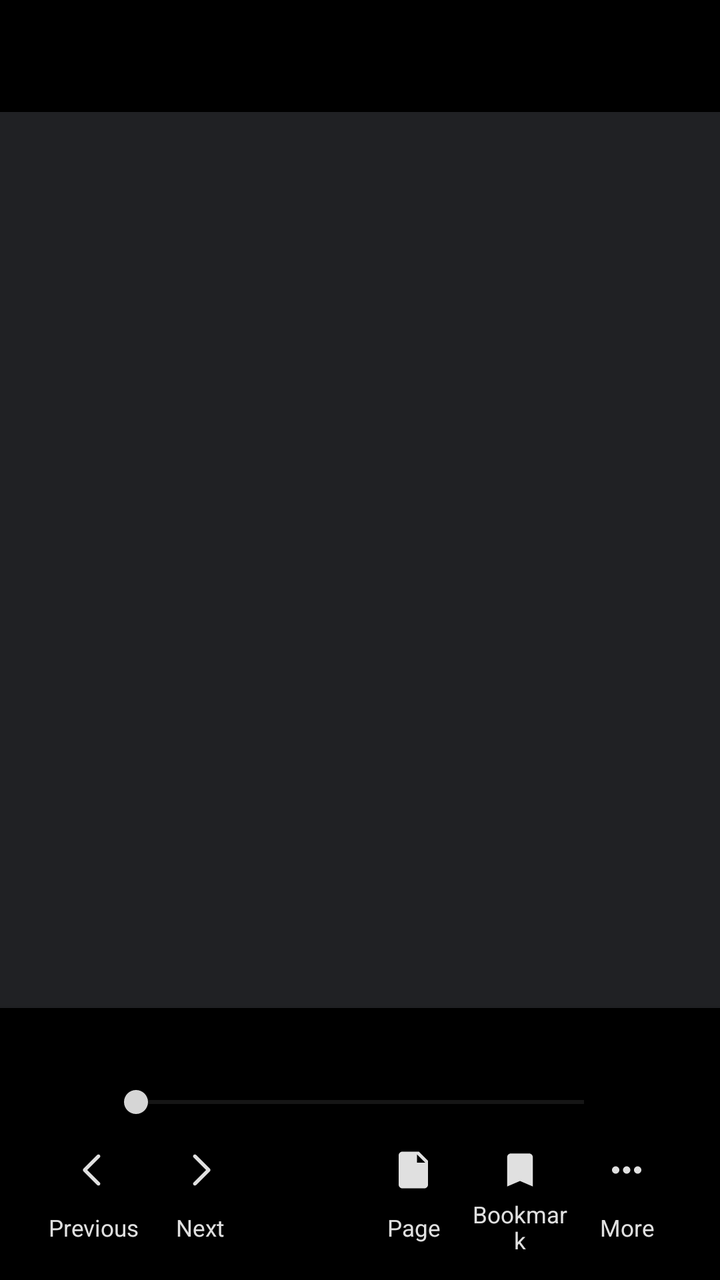
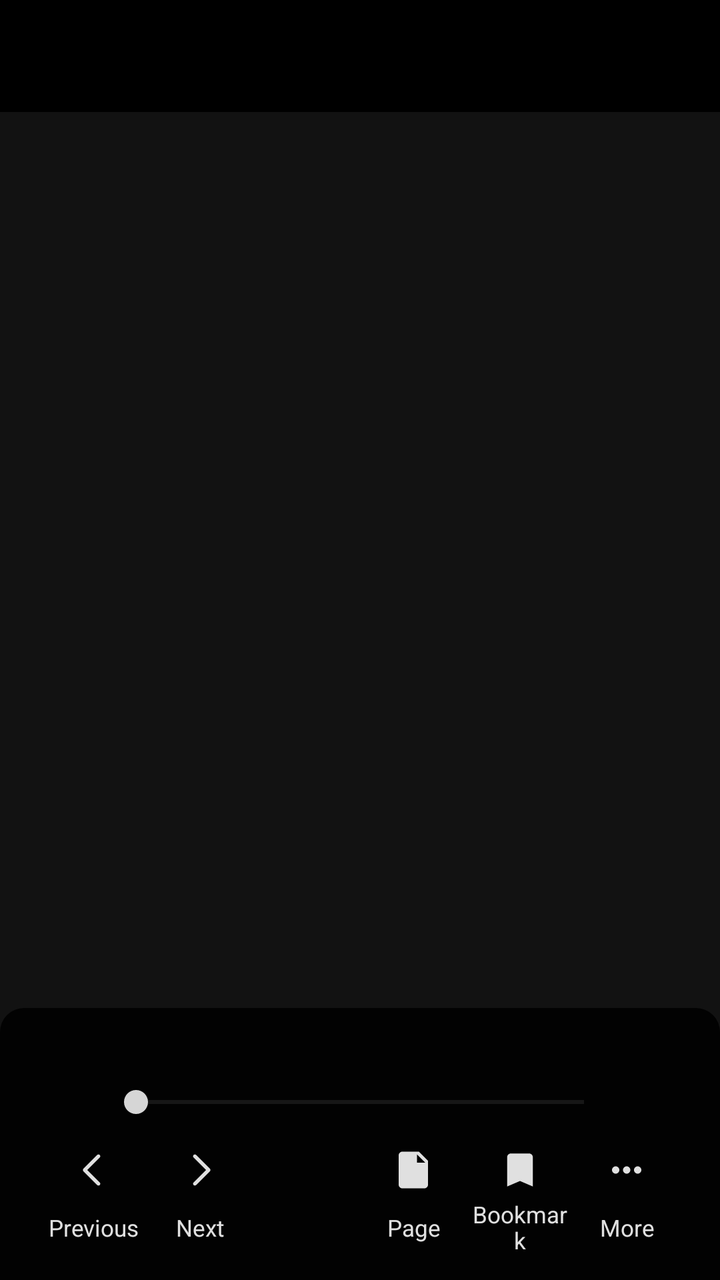

Compare the two renders of this Android layout. The source of the first and the diff that turns it into the second are given below.
<!-- AndroidManifest.xml: application theme Theme.TextViewReader -->
<!-- res/layout/activity_pdf_reader.xml -->
<?xml version="1.0" encoding="utf-8"?>
<LinearLayout xmlns:android="http://schemas.android.com/apk/res/android"
    xmlns:app="http://schemas.android.com/apk/res-auto"
    android:id="@+id/pdf_root"
    android:layout_width="match_parent"
    android:layout_height="match_parent"
    android:background="#000000"
    android:orientation="vertical">

    <com.google.android.material.appbar.AppBarLayout
        android:id="@+id/pdf_appbar"
        android:layout_width="match_parent"
        android:layout_height="wrap_content"
        android:background="#000000">

        <androidx.appcompat.widget.Toolbar
            android:id="@+id/toolbar"
            android:layout_width="match_parent"
            android:layout_height="?attr/actionBarSize"
            android:background="#000000"
            app:titleTextColor="#FFFFFFFF" />

        <TextView
            android:id="@+id/pdf_top_page_status"
            android:layout_width="match_parent"
            android:layout_height="34dp"
            android:background="#121212"
            android:gravity="center"
            android:paddingBottom="8dp"
            android:textColor="#E0E0E0"
            android:textSize="12sp"
            android:textStyle="bold"
            android:visibility="gone" />

    </com.google.android.material.appbar.AppBarLayout>

    <FrameLayout
        android:id="@+id/pdf_viewport"
        android:layout_width="match_parent"
        android:layout_height="0dp"
        android:layout_weight="1"
        android:background="#202124">

        <HorizontalScrollView
            android:id="@+id/pdf_h_scroll"
            android:layout_width="match_parent"
            android:layout_height="match_parent"
            android:fillViewport="true">

            <ScrollView
                android:id="@+id/pdf_v_scroll"
                android:layout_width="wrap_content"
                android:layout_height="match_parent"
                android:fillViewport="true">

                <ImageView
                    android:id="@+id/pdf_page_image"
                    android:layout_width="wrap_content"
                    android:layout_height="wrap_content"
                    android:layout_gravity="center_horizontal"
                    android:adjustViewBounds="true"
                    android:background="#FFFFFFFF"
                    android:contentDescription="@string/pdf_page"
                    android:padding="0dp" />

            </ScrollView>
        </HorizontalScrollView>

        <androidx.recyclerview.widget.RecyclerView
            android:id="@+id/pdf_continuous_list"
            android:layout_width="match_parent"
            android:layout_height="match_parent"
            android:clipToPadding="false"
            android:paddingTop="8dp"
            android:paddingBottom="8dp"
            android:visibility="gone" />

        <ProgressBar
            android:id="@+id/pdf_progress"
            android:layout_width="48dp"
            android:layout_height="48dp"
            android:layout_gravity="center"
            android:background="@android:color/transparent"
            android:indeterminate="true" />

    </FrameLayout>

    <View
        android:id="@+id/pdf_nav_bar_spacer"
        android:layout_width="match_parent"
        android:layout_height="0dp"
        android:background="#121212"
        android:visibility="gone" />

    <LinearLayout
        android:id="@+id/pdf_bottom_bar"
        android:layout_width="match_parent"
        android:layout_height="wrap_content"
        android:background="#DD000000"
        android:elevation="12dp"
        android:orientation="vertical"
        android:paddingStart="20dp"
        android:paddingTop="8dp"
        android:paddingEnd="20dp"
        android:paddingBottom="6dp">

        <TextView
            android:id="@+id/pdf_page_status"
            android:layout_width="match_parent"
            android:layout_height="22dp"
            android:gravity="center"
            android:textColor="#E0E0E0"
            android:textSize="12sp"
            android:textStyle="bold" />

        <SeekBar
            android:id="@+id/pdf_page_seek_bar"
            android:layout_width="match_parent"
            android:layout_height="34dp"
            android:layout_gravity="center_horizontal"
            android:maxHeight="4dp"
            android:minHeight="4dp"
            android:paddingStart="48dp"
            android:paddingEnd="48dp"
            android:splitTrack="false"
            android:progressBackgroundTint="#555555"
            android:progressTint="#9E9E9E"
            android:thumbTint="#D6D6D6" />

        <LinearLayout
            android:layout_width="match_parent"
            android:layout_height="66dp"
            android:baselineAligned="false"
            android:gravity="center"
            android:orientation="horizontal">

            <TextView
                android:id="@+id/pdf_prev"
                style="@style/ReaderBottomButton"
                android:drawableTop="@drawable/ic_bottom_arrow_left"
                android:text="@string/previous_page" />

            <TextView
                android:id="@+id/pdf_next"
                style="@style/ReaderBottomButton"
                android:drawableTop="@drawable/ic_bottom_arrow_right"
                android:text="@string/next_page" />

            <TextView
                android:id="@+id/pdf_slide_toggle"
                style="@style/ReaderBottomButton"
                android:text="" />

            <TextView
                android:id="@+id/pdf_page"
                style="@style/ReaderBottomButton"
                android:drawableTop="@drawable/ic_bottom_page"
                android:text="@string/bottom_page" />

            <TextView
                android:id="@+id/pdf_bookmark"
                style="@style/ReaderBottomButton"
                android:drawableTop="@drawable/ic_bottom_bookmark"
                android:text="@string/bookmark" />

            <TextView
                android:id="@+id/pdf_zoom_more"
                style="@style/ReaderBottomButton"
                android:drawableTop="@drawable/ic_bottom_more_horiz"
                android:text="@string/more" />

        </LinearLayout>
    </LinearLayout>

</LinearLayout>
<!-- resources referenced by this layout -->
<resources>
  <!-- drawable ic_bottom_arrow_left (drawable) -->
  <?xml version="1.0" encoding="utf-8"?>
  <vector xmlns:android="http://schemas.android.com/apk/res/android"
      android:width="22dp"
      android:height="22dp"
      android:viewportWidth="24"
      android:viewportHeight="24">
      <path
          android:fillColor="#E0E0E0"
          android:pathData="M15.5,5.2L8.7,12l6.8,6.8c0.4,0.4 0.4,1 0,1.4s-1,0.4 -1.4,0l-7.5,-7.5c-0.4,-0.4 -0.4,-1 0,-1.4l7.5,-7.5c0.4,-0.4 1,-0.4 1.4,0s0.4,1 0,1.4z" />
  </vector>
  <!-- drawable ic_bottom_bookmark (drawable) -->
  <?xml version="1.0" encoding="utf-8"?>
  <vector xmlns:android="http://schemas.android.com/apk/res/android"
      android:width="22dp"
      android:height="22dp"
      android:viewportWidth="24"
      android:viewportHeight="24">
      <path
          android:fillColor="#E0E0E0"
          android:pathData="M17,3H7c-1.1,0 -2,0.9 -2,2v16l7,-3 7,3V5c0,-1.1 -0.9,-2 -2,-2z" />
  </vector>
  <string name="bookmark">Bookmark</string>
  <string name="bottom_page">Page</string>
  <string name="more">More</string>
  <string name="next_page">Next</string>
  <string name="pdf_page">PDF page</string>
  <string name="previous_page">Previous</string>
  <color name="md_theme_light_primary">#202124</color>
  <color name="md_theme_light_onPrimary">#FFFFFF</color>
  <color name="md_theme_light_primaryContainer">#E8EAED</color>
  <color name="md_theme_light_surface">#FFFFFF</color>
  <color name="md_theme_light_onSurface">#202124</color>
  <color name="md_theme_light_surfaceVariant">#F1F3F4</color>
  <color name="md_theme_light_onSurfaceVariant">#5F6368</color>
  <color name="md_theme_light_outline">#8A9099</color>
  <!-- drawable text_select_handle_middle (drawable) -->
  <?xml version="1.0" encoding="utf-8"?>
  <vector xmlns:android="http://schemas.android.com/apk/res/android"
      android:width="22dp"
      android:height="34dp"
      android:viewportWidth="22"
      android:viewportHeight="34">
      <path
          android:fillColor="#262626"
          android:pathData="M11,0 L17,8 L17,27 Q17,31 14,31 L8,31 Q5,31 5,27 L5,8 Z" />
  </vector>
  <!-- drawable text_select_handle_left (drawable) -->
  <?xml version="1.0" encoding="utf-8"?>
  <vector xmlns:android="http://schemas.android.com/apk/res/android"
      android:width="22dp"
      android:height="34dp"
      android:viewportWidth="22"
      android:viewportHeight="34">
      <path
          android:fillColor="#262626"
          android:pathData="M18,0 L6,12 L6,27 Q6,31 9,31 L15,31 Q18,31 18,28 Z" />
  </vector>
  <!-- drawable text_select_handle_right (drawable) -->
  <?xml version="1.0" encoding="utf-8"?>
  <vector xmlns:android="http://schemas.android.com/apk/res/android"
      android:width="22dp"
      android:height="34dp"
      android:viewportWidth="22"
      android:viewportHeight="34">
      <path
          android:fillColor="#262626"
          android:pathData="M4,0 L16,12 L16,27 Q16,31 13,31 L7,31 Q4,31 4,28 Z" />
  </vector>
  <!-- drawable selection_action_mode_bubble (drawable) -->
  <?xml version="1.0" encoding="utf-8"?>
  <shape xmlns:android="http://schemas.android.com/apk/res/android"
      android:shape="rectangle">
      <solid android:color="#1F1F1F" />
      <corners android:radius="22dp" />
  </shape>
  <!-- unchanged entries left out for length: 5 -->
</resources>

<!-- the commit's change to res/layout/activity_pdf_reader.xml (unified diff, before → after) -->
@@ -1,11 +1,17 @@
 <?xml version="1.0" encoding="utf-8"?>
-<LinearLayout xmlns:android="http://schemas.android.com/apk/res/android"
+<FrameLayout xmlns:android="http://schemas.android.com/apk/res/android"
     xmlns:app="http://schemas.android.com/apk/res-auto"
     android:id="@+id/pdf_root"
     android:layout_width="match_parent"
     android:layout_height="match_parent"
-    android:background="#000000"
-    android:orientation="vertical">
+    android:background="#121212">
+
+    <LinearLayout
+        android:id="@+id/pdf_content_column"
+        android:layout_width="match_parent"
+        android:layout_height="match_parent"
+        android:background="#121212"
+        android:orientation="vertical">
 
     <com.google.android.material.appbar.AppBarLayout
         android:id="@+id/pdf_appbar"
@@ -20,13 +26,15 @@
             android:background="#000000"
             app:titleTextColor="#FFFFFFFF" />
 
-        <TextView
+        <com.textview.reader.ui.PageCounterTextView
             android:id="@+id/pdf_top_page_status"
             android:layout_width="match_parent"
-            android:layout_height="34dp"
+            android:layout_height="wrap_content"
             android:background="#121212"
             android:gravity="center"
-            android:paddingBottom="8dp"
+            android:minHeight="32dp"
+            android:paddingTop="0dp"
+            android:paddingBottom="0dp"
             android:textColor="#E0E0E0"
             android:textSize="12sp"
             android:textStyle="bold"
@@ -39,7 +47,7 @@
         android:layout_width="match_parent"
         android:layout_height="0dp"
         android:layout_weight="1"
-        android:background="#202124">
+        android:background="#121212">
 
         <HorizontalScrollView
             android:id="@+id/pdf_h_scroll"
@@ -92,11 +100,14 @@
         android:background="#121212"
         android:visibility="gone" />
 
+    </LinearLayout>
+
     <LinearLayout
         android:id="@+id/pdf_bottom_bar"
         android:layout_width="match_parent"
         android:layout_height="wrap_content"
-        android:background="#DD000000"
+        android:layout_gravity="bottom"
+        android:background="@drawable/reader_bottom_chrome_rounded_default"
         android:elevation="12dp"
         android:orientation="vertical"
         android:paddingStart="20dp"
@@ -108,7 +119,11 @@
             android:id="@+id/pdf_page_status"
             android:layout_width="match_parent"
             android:layout_height="22dp"
+            android:translationY="4dp"
             android:gravity="center"
+            android:includeFontPadding="false"
+            android:paddingStart="24dp"
+            android:paddingEnd="24dp"
             android:textColor="#E0E0E0"
             android:textSize="12sp"
             android:textStyle="bold" />
@@ -172,4 +187,4 @@
         </LinearLayout>
     </LinearLayout>
 
-</LinearLayout>
+</FrameLayout>
<!-- resource entries referenced after the edit -->
@@ -22,6 +22,17 @@
           android:fillColor="#E0E0E0"
           android:pathData="M17,3H7c-1.1,0 -2,0.9 -2,2v16l7,-3 7,3V5c0,-1.1 -0.9,-2 -2,-2z" />
   </vector>
+  <!-- drawable reader_bottom_chrome_rounded_default (drawable) -->
+  <?xml version="1.0" encoding="utf-8"?>
+  <shape xmlns:android="http://schemas.android.com/apk/res/android"
+      android:shape="rectangle">
+      <solid android:color="#DD000000" />
+      <corners
+          android:topLeftRadius="12dp"
+          android:topRightRadius="12dp"
+          android:bottomLeftRadius="0dp"
+          android:bottomRightRadius="0dp" />
+  </shape>
   <string name="bookmark">Bookmark</string>
   <string name="bottom_page">Page</string>
   <string name="more">More</string>
